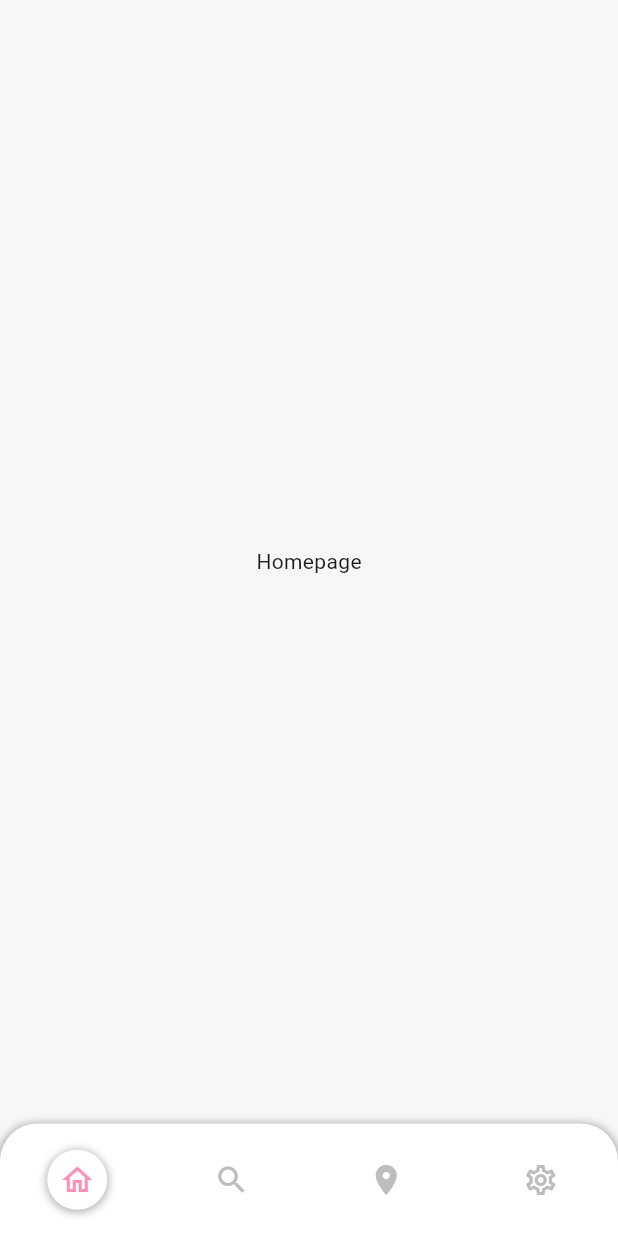
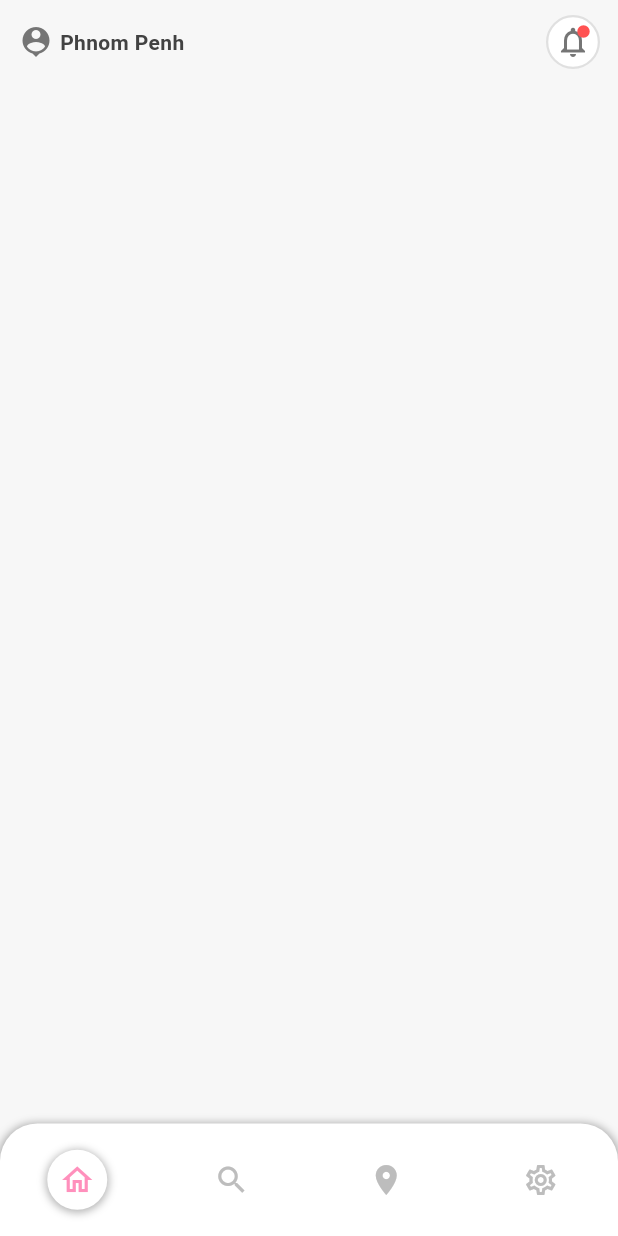
Before and after one commit to nmp2002/Flutter_project, a Flutter app: the screen it shows after launch, on a phone screen of 412 x 824 dp. Run offline on Flutter 3.47's test engine with Material 3 defaults, Android fonts, the phone set to English and light mode, and no system bars.

Commit message:
implement app bar

```diff
--- a/lib/screen/home_page.dart
+++ b/lib/screen/home_page.dart
@@ -5,9 +5,60 @@ class HomePage extends StatelessWidget {
 
   @override
   Widget build(BuildContext context) {
-    return Scaffold(
-      body: Container(
-        child: Center(child: Text("Homepage")),
+    return SafeArea(
+      child: Scaffold(
+        appBar: AppBar(
+          backgroundColor: const Color(0xFFF7F7F7),
+          flexibleSpace: FlexibleSpaceBar(
+            background: Padding(
+              padding: const EdgeInsets.only(left: 12),
+              child: Row(
+                mainAxisAlignment: MainAxisAlignment.start,
+                crossAxisAlignment: CrossAxisAlignment.center,
+                children: [
+                  Icon(
+                    Icons.location_history,
+                    color: Colors.grey[600],
+                  ),
+                  Container(
+                    width: 4,
+                  ),
+                  Text(
+                    "Phnom Penh",
+                    style: TextStyle(
+                      fontWeight: FontWeight.w600,
+                      color: Colors.grey[800],
+                    ),
+                  )
+                ],
+              ),
+            ),
+          ),
+          actions: [
+            Stack(children: [
+              Container(
+                height: 36,
+                width: 36,
+                decoration: BoxDecoration(
+                    border: Border.all(width: 1.5, color: Colors.grey.shade300),
+                    borderRadius: BorderRadius.circular(100),
+                    color: Colors.white),
+                child: Icon(
+                  Icons.notifications_none_outlined,
+                  color: Colors.grey[600],
+                ),
+              ),
+              const Positioned(
+                  top: 6,
+                  right: 6,
+                  child: Icon(Icons.brightness_1,
+                      size: 10.0, color: Colors.redAccent)),
+            ]),
+            Container(
+              width: 12,
+            )
+          ],
+        ),
       ),
     );
   }
```
